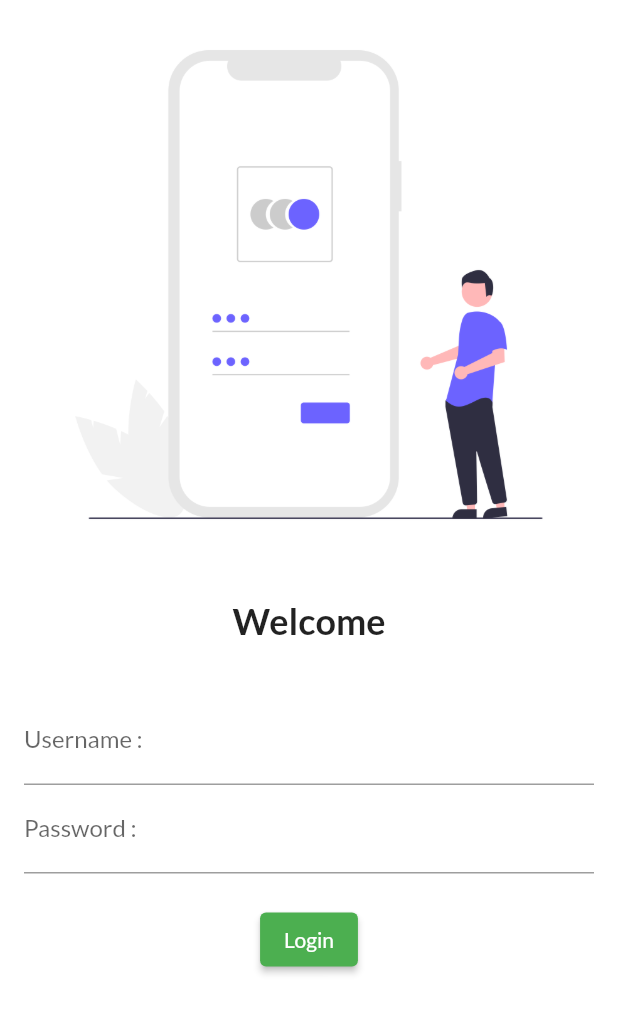
After one commit to thedheerajjaiswal/flutter_catalog, a Flutter app: the screen it shows after launch, on a phone screen of 412 x 824 dp. The commit adds this screen. Shown: the top 1014 px of the screen. Run offline on Flutter 3.47's test engine with Material 2 defaults, Android fonts, the phone set to English and light mode, and no system bars; our stand-ins replace google_fonts.

Commit message:
added  login form

```diff
--- a/lib/main.dart
+++ b/lib/main.dart
@@ -1,5 +1,7 @@
 import 'package:flutter/material.dart';
+import 'package:google_fonts/google_fonts.dart';
 import 'package:flutter_catalog/pages/home_page.dart';
+import 'package:flutter_catalog/pages/login_page.dart';
 
 void main() {
   runApp(MyApp());
@@ -11,7 +13,21 @@ class MyApp extends StatelessWidget {
   @override
   Widget build(BuildContext context) {
     return MaterialApp(
-      home: HomePage(),
+      // home: HomePage(),
+      themeMode: ThemeMode.light,
+      theme: ThemeData(
+        primarySwatch: Colors.green,
+        fontFamily: GoogleFonts.lato().fontFamily,
+      ),
+      darkTheme: ThemeData(
+        brightness: Brightness.dark,
+      ),
+      initialRoute: "/",
+      routes: {
+        "/": (context) => LoginPage(),
+        "/home": (context) => HomePage(),
+        "/login": (context) => LoginPage(),
+      },
     );
   }
 }
--- /dev/null
+++ b/lib/pages/login_page.dart
@@ -0,0 +1,61 @@
+import 'package:flutter/material.dart';
+
+class LoginPage extends StatelessWidget {
+  @override
+  Widget build(BuildContext context) {
+    return Material(
+      color: Colors.white,
+      child: Column(
+        children: [
+          Image.asset(
+            "assets/images/login_image.png",
+            fit: BoxFit.cover,
+          ),
+          SizedBox(
+            height: 20.0,
+          ),
+          Text(
+            'Welcome',
+            style: TextStyle(
+              fontSize: 24,
+              fontWeight: FontWeight.bold,
+            ),
+          ),
+          SizedBox(
+            height: 20.0,
+          ),
+          Padding(
+            padding: const EdgeInsets.all(16.0),
+            child: Column(
+              children: [
+                TextFormField(
+                  decoration: InputDecoration(
+                    hintText: "Enter User Name",
+                    labelText: "Username :",
+                  ),
+                ),
+                TextFormField(
+                  obscureText: true,
+                  decoration: InputDecoration(
+                    hintText: "Enter Password",
+                    labelText: "Password :",
+                  ),
+                ),
+                SizedBox(
+                  height: 20.0,
+                ),
+                ElevatedButton(
+                  onPressed: () {
+                    print('you clicked on login button !!');
+                  },
+                  child: Text('Login'),
+                  style: TextButton.styleFrom(),
+                ),
+              ],
+            ),
+          )
+        ],
+      ),
+    );
+  }
+}
```
Also changed, not shown: pubspec.yaml (+4 -24 lines), assets/images/login_image.png (added), pubspec.lock.
